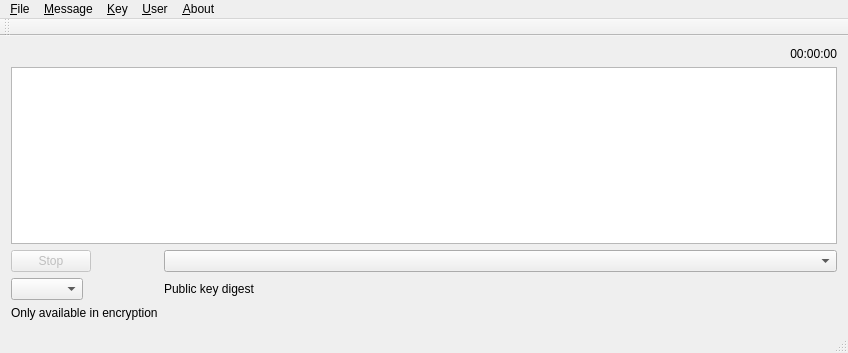
The window that mainwindow.ui (qmick/OneTimeEncryptor) describes before a commit, drawn with Qt 5.
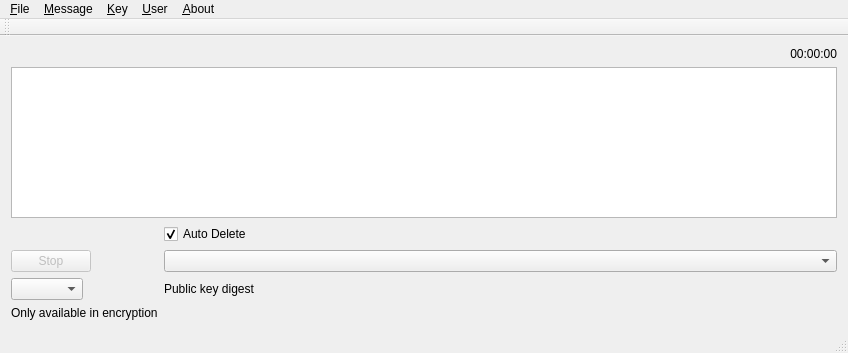
The same window after the commit.

Commit message: Add auto delete

Diff of the .ui file:
```diff
--- a/mainwindow.ui
+++ b/mainwindow.ui
@@ -31,7 +31,7 @@
     <item row="1" column="0" colspan="2">
      <widget class="QTableView" name="tableView"/>
     </item>
-    <item row="2" column="0">
+    <item row="4" column="0">
      <widget class="QPushButton" name="stop_button">
       <property name="enabled">
        <bool>false</bool>
@@ -50,10 +50,10 @@
       </property>
      </widget>
     </item>
-    <item row="2" column="1">
+    <item row="4" column="1">
      <widget class="QComboBox" name="user_comboBox"/>
     </item>
-    <item row="3" column="0">
+    <item row="5" column="0">
      <widget class="QComboBox" name="comboBox">
       <property name="sizePolicy">
        <sizepolicy hsizetype="Fixed" vsizetype="Fixed">
@@ -63,20 +63,30 @@
       </property>
      </widget>
     </item>
-    <item row="3" column="1">
+    <item row="5" column="1">
      <widget class="QLabel" name="digest_label">
       <property name="text">
        <string>Public key digest</string>
       </property>
      </widget>
     </item>
-    <item row="4" column="0">
+    <item row="6" column="0">
      <widget class="QLabel" name="tip_label">
       <property name="text">
        <string>Only available in encryption</string>
       </property>
      </widget>
     </item>
+    <item row="3" column="1">
+     <widget class="QCheckBox" name="delete_checkBox">
+      <property name="text">
+       <string>Auto Delete</string>
+      </property>
+      <property name="checked">
+       <bool>true</bool>
+      </property>
+     </widget>
+    </item>
    </layout>
   </widget>
   <widget class="QMenuBar" name="menuBar">
```
The commit also changes 2 other files.
